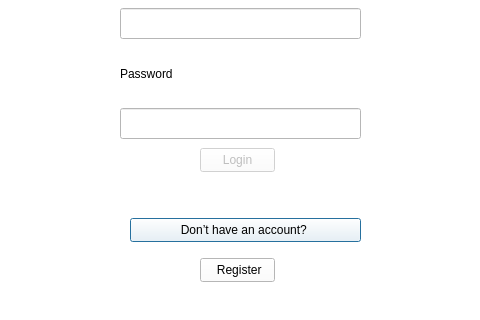
Above: client/login.ui from SushantKumarPandey/Crypto-Tradeing-App-with-fake-currency before the change; both pictures show x 0 to 480 and y 132 to 452 of the 480 by 567 pixel window. Below: the same form after it.
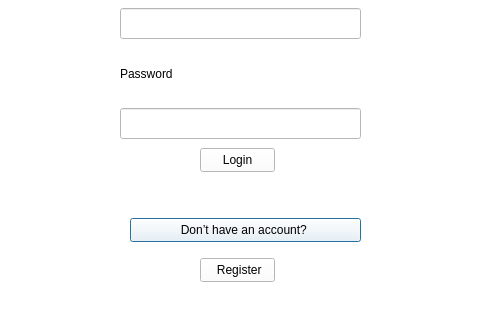
That is the form after the change.

Commit message: Update register and login UI files, including Python logic

The edit to the form file:
```diff
--- a/client/login.ui
+++ b/client/login.ui
@@ -130,7 +130,7 @@
   </widget>
   <widget class="QPushButton" name="pushButton_to_login">
    <property name="enabled">
-    <bool>false</bool>
+    <bool>true</bool>
    </property>
    <property name="geometry">
     <rect>
```
Left out of the diff: 3 changed lines with no effect on the pictures. The commit also changes 2 other files.
